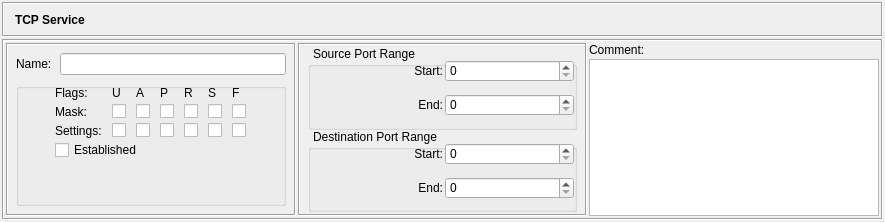
The window that src/gui/tcpservicedialog_q.ui (fwbuilder/fwbuilder) describes before a commit, drawn with Qt 5.
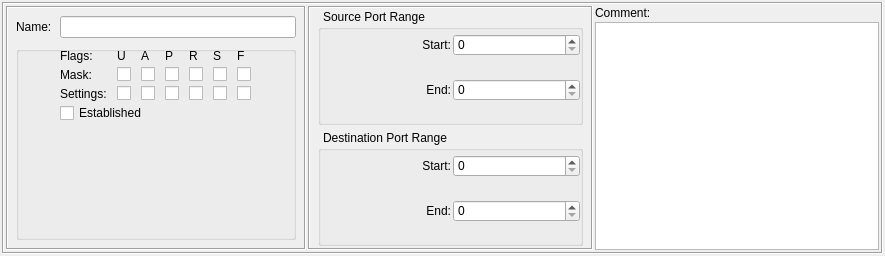
The same window after the commit. Icons and pictures are not drawn.

Commit message: fixes #491, #501 dialog layout fixes to make them look more consistent, using widget promotion feature in Designer to build stack of editor dialogs in the bottom panel of the main window instead of building them at run time

Patch:
```diff
--- a/src/gui/tcpservicedialog_q.ui
+++ b/src/gui/tcpservicedialog_q.ui
@@ -9,7 +9,7 @@
     <x>0</x>
     <y>0</y>
     <width>885</width>
-    <height>222</height>
+    <height>256</height>
    </rect>
   </property>
   <property name="sizePolicy" >
@@ -23,7 +23,7 @@
   </property>
   <layout class="QHBoxLayout" >
    <property name="spacing" >
-    <number>2</number>
+    <number>-1</number>
    </property>
    <property name="leftMargin" >
     <number>2</number>
@@ -40,85 +40,8 @@
    <item>
     <layout class="QVBoxLayout" >
      <property name="spacing" >
-      <number>2</number>
+      <number>-1</number>
      </property>
-     <item>
-      <widget class="QFrame" name="frame3" >
-       <property name="sizePolicy" >
-        <sizepolicy vsizetype="Fixed" hsizetype="Preferred" >
-         <horstretch>0</horstretch>
-         <verstretch>0</verstretch>
-        </sizepolicy>
-       </property>
-       <property name="minimumSize" >
-        <size>
-         <width>16</width>
-         <height>35</height>
-        </size>
-       </property>
-       <property name="autoFillBackground" >
-        <bool>true</bool>
-       </property>
-       <property name="frameShape" >
-        <enum>QFrame::Box</enum>
-       </property>
-       <property name="frameShadow" >
-        <enum>QFrame::Sunken</enum>
-       </property>
-       <layout class="QGridLayout" >
-        <property name="leftMargin" >
-         <number>2</number>
-        </property>
-        <property name="topMargin" >
-         <number>2</number>
-        </property>
-        <property name="rightMargin" >
-         <number>2</number>
-        </property>
-        <property name="bottomMargin" >
-         <number>2</number>
-        </property>
-        <property name="horizontalSpacing" >
-         <number>2</number>
-        </property>
-        <property name="verticalSpacing" >
-         <number>2</number>
-        </property>
-        <item row="0" column="2" >
-         <widget class="QLabel" name="editorTitle" >
-          <property name="font" >
-           <font>
-            <weight>75</weight>
-            <bold>true</bold>
-           </font>
-          </property>
-          <property name="text" >
-           <string>TCP Service</string>
-          </property>
-          <property name="wordWrap" >
-           <bool>false</bool>
-          </property>
-         </widget>
-        </item>
-        <item row="0" column="1" >
-         <widget class="QLabel" name="label" >
-          <property name="sizePolicy" >
-           <sizepolicy vsizetype="Preferred" hsizetype="Maximum" >
-            <horstretch>0</horstretch>
-            <verstretch>0</verstretch>
-           </sizepolicy>
-          </property>
-          <property name="text" >
-           <string/>
-          </property>
-          <property name="pixmap" >
-           <pixmap resource="MainRes.qrc" >:/Icons/TCPService/icon</pixmap>
-          </property>
-         </widget>
-        </item>
-       </layout>
-      </widget>
-     </item>
      <item>
       <widget class="QFrame" name="frame7" >
        <property name="frameShape" >
@@ -131,11 +54,23 @@
         <item rowspan="2" row="0" column="0" >
          <widget class="QFrame" name="frame35" >
           <property name="sizePolicy" >
-           <sizepolicy vsizetype="Preferred" hsizetype="Expanding" >
+           <sizepolicy vsizetype="Preferred" hsizetype="Fixed" >
             <horstretch>0</horstretch>
             <verstretch>0</verstretch>
            </sizepolicy>
           </property>
+          <property name="minimumSize" >
+           <size>
+            <width>300</width>
+            <height>0</height>
+           </size>
+          </property>
+          <property name="maximumSize" >
+           <size>
+            <width>300</width>
+            <height>16777215</height>
+           </size>
+          </property>
           <property name="frameShape" >
            <enum>QFrame::Box</enum>
           </property>
@@ -143,22 +78,10 @@
            <enum>QFrame::Sunken</enum>
           </property>
           <layout class="QGridLayout" >
-           <property name="leftMargin" >
+           <property name="margin" >
             <number>8</number>
            </property>
-           <property name="topMargin" >
-            <number>8</number>
-           </property>
-           <property name="rightMargin" >
-            <number>8</number>
-           </property>
-           <property name="bottomMargin" >
-            <number>8</number>
-           </property>
-           <property name="horizontalSpacing" >
-            <number>8</number>
-           </property>
-           <property name="verticalSpacing" >
+           <property name="spacing" >
             <number>8</number>
            </property>
            <item row="0" column="0" >
@@ -587,7 +510,7 @@
             <number>2</number>
            </property>
            <property name="verticalSpacing" >
-            <number>0</number>
+            <number>-1</number>
            </property>
            <item row="0" column="0" >
             <widget class="QGroupBox" name="groupBox1" >
@@ -615,22 +538,10 @@
               <string>Source Port Range</string>
              </property>
              <layout class="QGridLayout" >
-              <property name="leftMargin" >
+              <property name="margin" >
                <number>2</number>
               </property>
-              <property name="topMargin" >
-               <number>2</number>
-              </property>
-              <property name="rightMargin" >
-               <number>2</number>
-              </property>
-              <property name="bottomMargin" >
-               <number>2</number>
-              </property>
-              <property name="horizontalSpacing" >
-               <number>2</number>
-              </property>
-              <property name="verticalSpacing" >
+              <property name="spacing" >
                <number>2</number>
               </property>
               <item row="0" column="1" >
@@ -708,22 +619,10 @@
               <string>Destination Port Range</string>
              </property>
              <layout class="QGridLayout" >
-              <property name="leftMargin" >
+              <property name="margin" >
                <number>2</number>
               </property>
-              <property name="topMargin" >
-               <number>2</number>
-              </property>
-              <property name="rightMargin" >
-               <number>2</number>
-              </property>
-              <property name="bottomMargin" >
-               <number>2</number>
-              </property>
-              <property name="horizontalSpacing" >
-               <number>2</number>
-              </property>
-              <property name="verticalSpacing" >
+              <property name="spacing" >
                <number>2</number>
               </property>
               <item row="0" column="1" >
```
Left out of the diff: 19 changed lines with no effect on the pictures. The commit also changes 49 other files.
